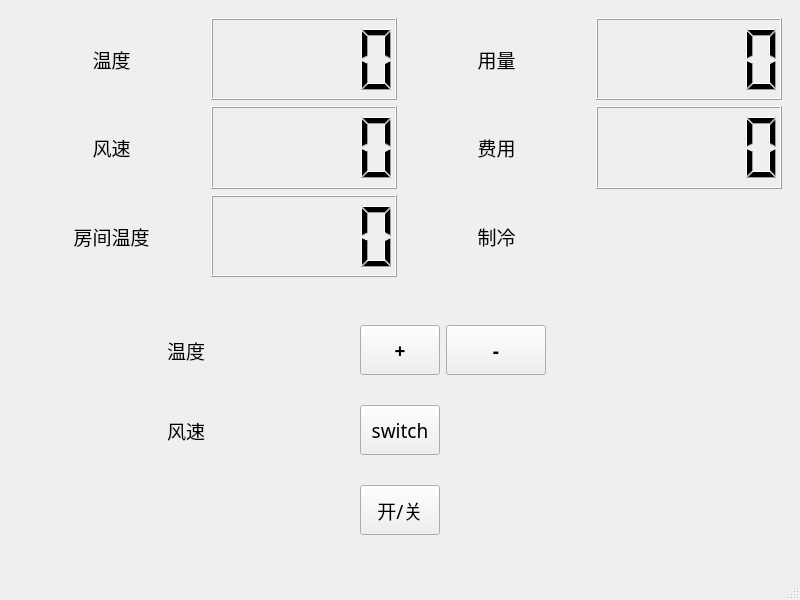
This is Slave/slavecontrolwindow.ui in L-Jay1999/DistributedTemperatureControlSystem as Qt 5 draws it before an edit. The edited form follows.
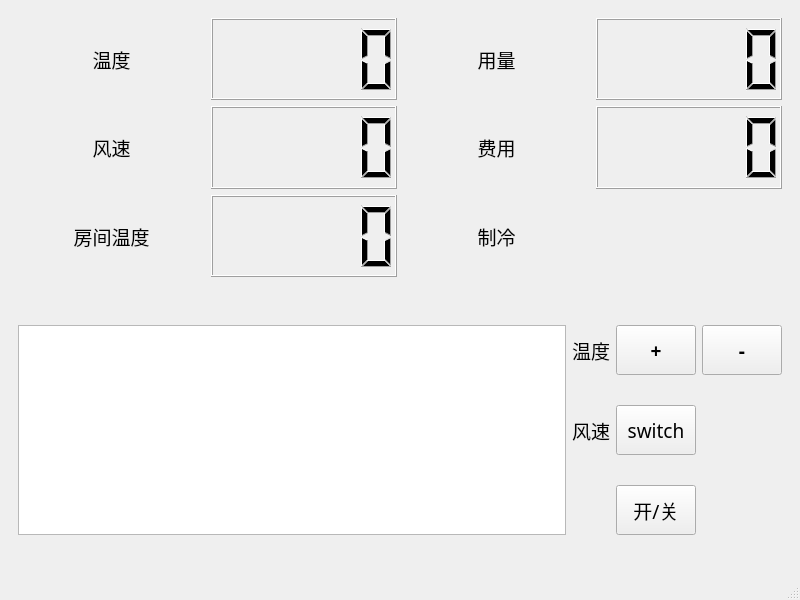
This is the edited form.

```diff
--- a/Slave/slavecontrolwindow.ui
+++ b/Slave/slavecontrolwindow.ui
@@ -153,7 +153,32 @@
     <item>
      <widget class="QWidget" name="widget_2" native="true">
       <layout class="QGridLayout" name="gridLayout_2">
+       <item row="0" column="0" rowspan="3">
+        <widget class="QTextBrowser" name="textBrowser">
+         <property name="font">
+          <font>
+           <family>微软雅黑</family>
+          </font>
+         </property>
+        </widget>
+       </item>
        <item row="0" column="1">
+        <widget class="QLabel" name="label_6">
+         <property name="font">
+          <font>
+           <family>微软雅黑</family>
+           <pointsize>14</pointsize>
+          </font>
+         </property>
+         <property name="text">
+          <string>温度</string>
+         </property>
+         <property name="alignment">
+          <set>Qt::AlignCenter</set>
+         </property>
+        </widget>
+       </item>
+       <item row="0" column="2">
         <widget class="QPushButton" name="uptemperaturebtn">
          <property name="minimumSize">
           <size>
@@ -183,49 +208,7 @@
          </property>
         </widget>
        </item>
-       <item row="4" column="0">
-        <spacer name="horizontalSpacer">
-         <property name="orientation">
-          <enum>Qt::Horizontal</enum>
-         </property>
-         <property name="sizeHint" stdset="0">
-          <size>
-           <width>318</width>
-           <height>20</height>
-          </size>
-         </property>
-        </spacer>
-       </item>
-       <item row="0" column="0">
-        <widget class="QLabel" name="label_6">
-         <property name="font">
-          <font>
-           <family>微软雅黑</family>
-           <pointsize>14</pointsize>
-          </font>
-         </property>
-         <property name="text">
-          <string>温度</string>
-         </property>
-         <property name="alignment">
-          <set>Qt::AlignCenter</set>
-         </property>
-        </widget>
-       </item>
-       <item row="4" column="2">
-        <spacer name="horizontalSpacer_2">
-         <property name="orientation">
-          <enum>Qt::Horizontal</enum>
-         </property>
-         <property name="sizeHint" stdset="0">
-          <size>
-           <width>317</width>
-           <height>20</height>
-          </size>
-         </property>
-        </spacer>
-       </item>
-       <item row="0" column="2">
+       <item row="0" column="3">
         <widget class="QPushButton" name="downtemperaturebtn">
          <property name="minimumSize">
           <size>
@@ -252,7 +235,7 @@
          </property>
         </widget>
        </item>
-       <item row="3" column="0">
+       <item row="1" column="1">
         <widget class="QLabel" name="label_7">
          <property name="font">
           <font>
@@ -268,26 +251,7 @@
          </property>
         </widget>
        </item>
-       <item row="4" column="1">
-        <widget class="QPushButton" name="shutdownbtn">
-         <property name="minimumSize">
-          <size>
-           <width>0</width>
-           <height>50</height>
-          </size>
-         </property>
-         <property name="font">
-          <font>
-           <family>微软雅黑</family>
-           <pointsize>14</pointsize>
-          </font>
-         </property>
-         <property name="text">
-          <string>开/关</string>
-         </property>
-        </widget>
-       </item>
-       <item row="3" column="1">
+       <item row="1" column="2">
         <widget class="QPushButton" name="windspeedbtn">
          <property name="minimumSize">
           <size>
@@ -314,6 +278,25 @@
          </property>
         </widget>
        </item>
+       <item row="2" column="2">
+        <widget class="QPushButton" name="shutdownbtn">
+         <property name="minimumSize">
+          <size>
+           <width>0</width>
+           <height>50</height>
+          </size>
+         </property>
+         <property name="font">
+          <font>
+           <family>微软雅黑</family>
+           <pointsize>14</pointsize>
+          </font>
+         </property>
+         <property name="text">
+          <string>开/关</string>
+         </property>
+        </widget>
+       </item>
       </layout>
      </widget>
     </item>
```
